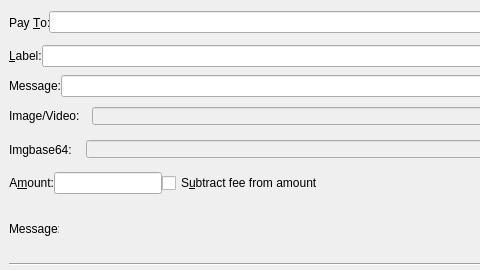
The window that src/qt/forms/sendcoinsentry.ui (mceme/ImageCoin) describes before a commit, drawn with Qt 5; both pictures show x 0 to 480 and y 0 to 270 of the 729 by 270 pixel window.
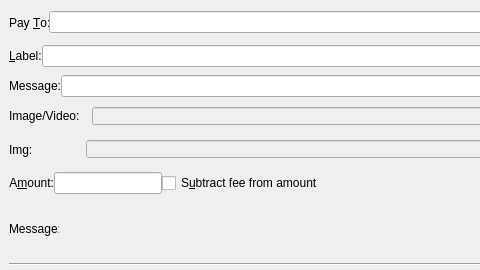
The same window after the commit. Custom widgets are drawn as their Qt base class.

What changed in the file:
```diff
--- a/src/qt/forms/sendcoinsentry.ui
+++ b/src/qt/forms/sendcoinsentry.ui
@@ -53,7 +53,7 @@
          </size>
         </property>
         <property name="text">
-         <string>Imgbase64:</string>
+         <string>Img:</string>
         </property>
         <property name="alignment">
          <set>Qt::AlignLeading|Qt::AlignLeft|Qt::AlignVCenter</set>
```
